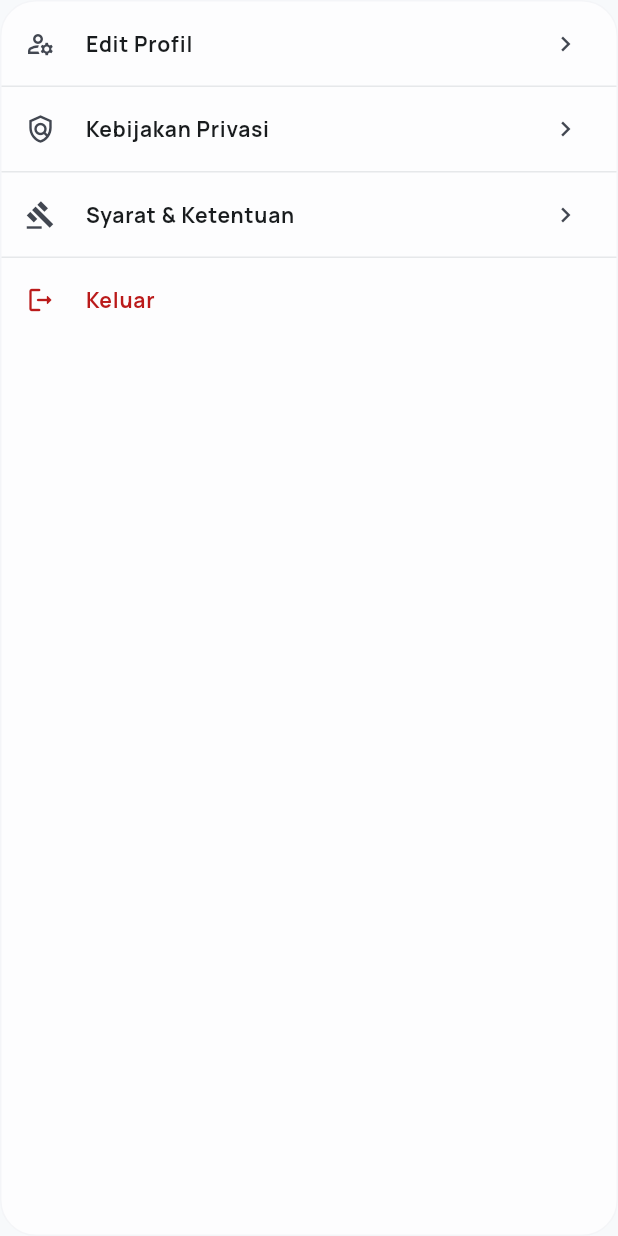
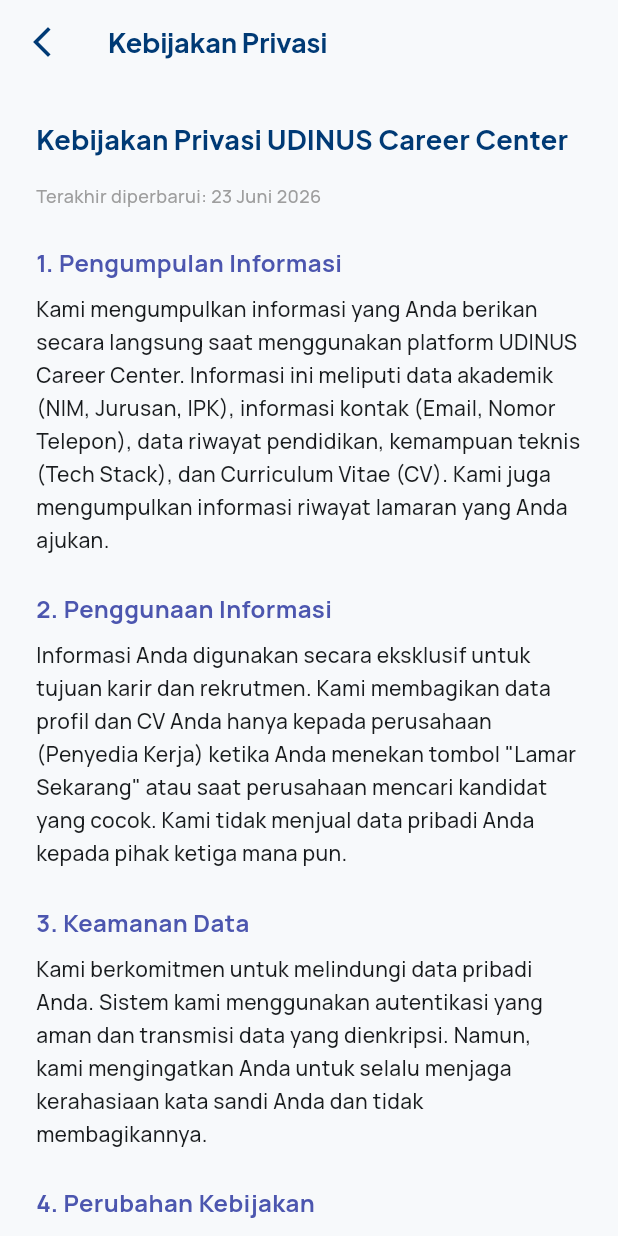
Before and after one commit to AffanShz/Dinus-Career-Center-Mobile, a Flutter app: the AccountSettingsSection widget shown alone on an empty page, opened directly, after a tap on "Kebijakan Privasi", on a phone screen of 412 x 824 dp. Run offline on Flutter 3.47's test engine with Material 3 defaults, Android fonts, the phone set to English and light mode, and no system bars; our stand-ins replace equatable, file_picker, flutter_bloc, flutter_dotenv, flutter_local_notifications, google_fonts and 5 more; missing offline and left inert: workmanager; accounts and stored records are empty; statements that could not run were skipped.

Commit message:
[AS] feat: Add About Us, Privacy Policy, and Terms screens in Profile

```diff
--- /dev/null
+++ b/lib/features/profile/screens/privacy_policy_screen.dart
@@ -0,0 +1,85 @@
+import 'package:flutter/material.dart';
+import 'package:dcc_mobile/core/theme/colors.dart';
+import 'package:dcc_mobile/core/theme/text_styles.dart';
+
+class PrivacyPolicyScreen extends StatelessWidget {
+  const PrivacyPolicyScreen({super.key});
+
+  @override
+  Widget build(BuildContext context) {
+    return Scaffold(
+      backgroundColor: AppColors.background,
+      appBar: AppBar(
+        title: Text(
+          'Kebijakan Privasi',
+          style: AppTextStyles.headlineMedium.copyWith(color: AppColors.primary),
+        ),
+        backgroundColor: Colors.transparent,
+        elevation: 0,
+        leading: IconButton(
+          icon: const Icon(Icons.arrow_back_ios_new, color: AppColors.primary),
+          onPressed: () => Navigator.pop(context),
+        ),
+      ),
+      body: SingleChildScrollView(
+        padding: const EdgeInsets.all(24.0),
+        child: Column(
+          crossAxisAlignment: CrossAxisAlignment.start,
+          children: [
+            Text(
+              'Kebijakan Privasi UDINUS Career Center',
+              style: AppTextStyles.headlineMedium.copyWith(color: AppColors.primary),
+            ),
+            const SizedBox(height: 16),
+            Text(
+              'Terakhir diperbarui: 23 Juni 2026',
+              style: AppTextStyles.bodySmall.copyWith(color: Colors.grey),
+            ),
+            const SizedBox(height: 24),
+            _buildSection(
+              title: '1. Pengumpulan Informasi',
+              content: 'Kami mengumpulkan informasi yang Anda berikan secara langsung saat menggunakan platform UDINUS Career Center. Informasi ini meliputi data akademik (NIM, Jurusan, IPK), informasi kontak (Email, Nomor Telepon), data riwayat pendidikan, kemampuan teknis (Tech Stack), dan Curriculum Vitae (CV). Kami juga mengumpulkan informasi riwayat lamaran yang Anda ajukan.',
+            ),
+            _buildSection(
+              title: '2. Penggunaan Informasi',
+              content: 'Informasi Anda digunakan secara eksklusif untuk tujuan karir dan rekrutmen. Kami membagikan data profil dan CV Anda hanya kepada perusahaan (Penyedia Kerja) ketika Anda menekan tombol "Lamar Sekarang" atau saat perusahaan mencari kandidat yang cocok. Kami tidak menjual data pribadi Anda kepada pihak ketiga mana pun.',
+            ),
+            _buildSection(
+              title: '3. Keamanan Data',
+              content: 'Kami berkomitmen untuk melindungi data pribadi Anda. Sistem kami menggunakan autentikasi yang aman dan transmisi data yang dienkripsi. Namun, kami mengingatkan Anda untuk selalu menjaga kerahasiaan kata sandi Anda dan tidak membagikannya.',
+            ),
+            _buildSection(
+              title: '4. Perubahan Kebijakan',
+              content: 'Kami sewaktu-waktu dapat memperbarui Kebijakan Privasi ini. Segala perubahan akan diumumkan melalui aplikasi ini. Penggunaan berkelanjutan atas layanan ini menandakan persetujuan Anda atas setiap pembaruan.',
+            ),
+            const SizedBox(height: 32),
+            Text(
+              'Jika Anda memiliki pertanyaan seputar Kebijakan Privasi ini, silakan hubungi tim UDINUS Career Center melalui kontak resmi Universitas Dian Nuswantoro.',
+              style: AppTextStyles.bodyMedium.copyWith(fontStyle: FontStyle.italic, color: Colors.grey[700]),
+            ),
+          ],
+        ),
+      ),
+    );
+  }
+
+  Widget _buildSection({required String title, required String content}) {
+    return Padding(
+      padding: const EdgeInsets.only(bottom: 24.0),
+      child: Column(
+        crossAxisAlignment: CrossAxisAlignment.start,
+        children: [
+          Text(
+            title,
+            style: AppTextStyles.labelLarge.copyWith(color: AppColors.secondary, fontSize: 16),
+          ),
+          const SizedBox(height: 8),
+          Text(
+            content,
+            style: AppTextStyles.bodyMedium.copyWith(height: 1.6),
+          ),
+        ],
+      ),
+    );
+  }
+}
```
Also changed, not shown: lib/features/profile/screens/about_us_screen.dart (added, +80 -0 lines), lib/features/profile/screens/terms_conditions_screen.dart (added, +85 -0 lines), lib/features/profile/widgets/account_settings_section.dart (+45 -2 lines).
